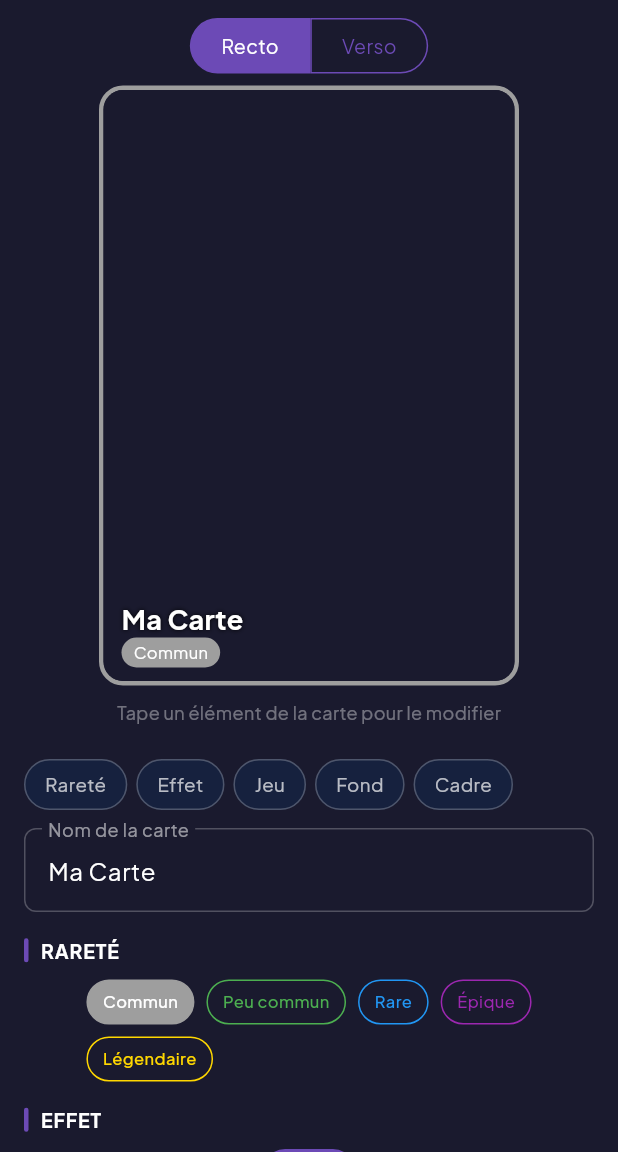
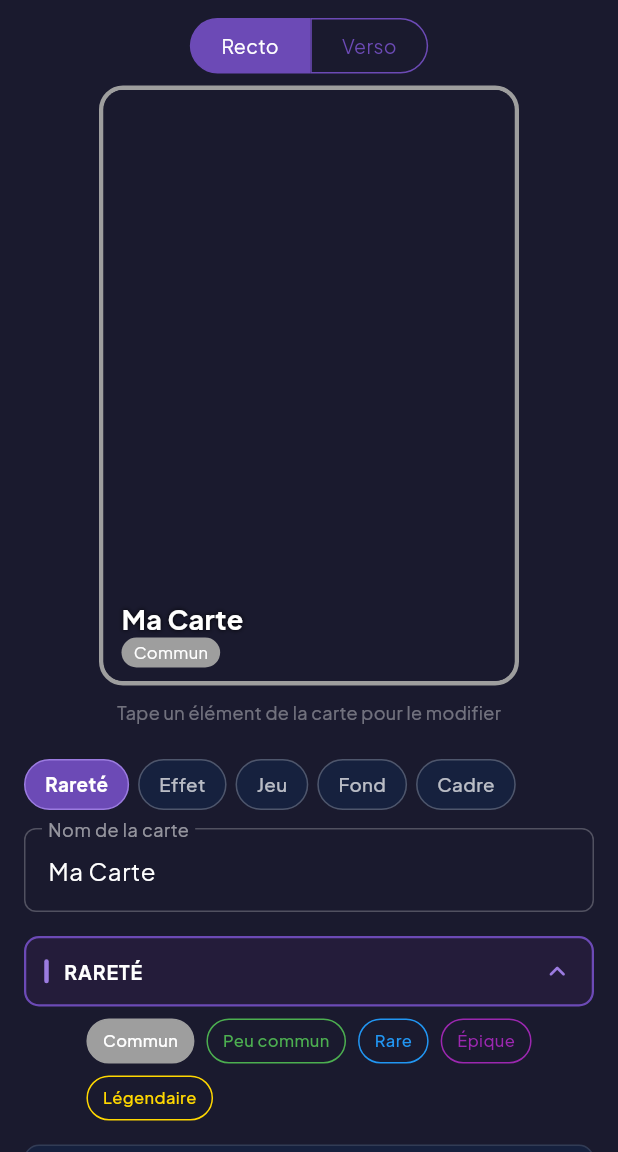
Before and after one commit to williamjallet-cmd/my-tcg-app, a Flutter app: the CardCreatorScreen screen opened directly, on a phone screen of 412 x 824 dp, the part 84-1236 px from its top. Run offline on Flutter 3.47's test engine with Material 3 defaults, Android fonts, the phone set to English and light mode, and no system bars; our stand-ins replace google_fonts, google_sign_in, image_picker, shared_preferences, supabase_flutter; accounts and stored records are empty.

Commit message:
Panneau de reglages en accordeon
Le panneau enchainait 6 sections depliees en permanence : atteindre
« Cadre » demandait de faire defiler des centaines de pixels de reglages
inutiles, et on perdait de vue ce qu'on cherchait.

- Une seule section ouverte a la fois (accordeon). Tout tient desormais
  sur un ecran ; « Rarete » est ouverte par defaut.
- En-tetes transformes en barres pleine largeur, entierement cliquables
  (viser un petit texte au doigt etait penible), avec chevron, fond et
  lisere qui changent selon l'etat ouvert / ferme.
- Ouvrir une section la ramene automatiquement en vue : replier une
  section situee au-dessus la faisait remonter hors de l'ecran.
- La barre de raccourcis OUVRE la section au lieu d'y defiler seulement —
  defiler vers une section repliee n'aurait rien montre. La puce active
  est mise en evidence.

Les boutons d'ajout (Image / Texte / Sticker) restent hors accordeon :
ce sont les actions principales, toujours accessibles.

flutter analyze passe.

Co-Authored-By: Claude Opus 5 <noreply@anthropic.com>

```diff
--- a/lib/card_creator_screen.dart
+++ b/lib/card_creator_screen.dart
@@ -2416,6 +2416,23 @@ class _CardCreatorScreenState extends State<CardCreatorScreen>
   // raccourcis, au lieu de faire défiler à l'aveugle.
   final Map<String, GlobalKey> _sectionKeys = {};
 
+  /// Section actuellement dépliée — une seule à la fois (accordéon).
+  ///
+  /// Le panneau enchaînait 6 sections dépliées en permanence : atteindre
+  /// « Cadre » demandait de faire défiler des centaines de pixels de
+  /// réglages inutiles. En accordéon, tout tient sur un écran.
+  /// `null` = tout replié.
+  String? _openSection = 'Rareté';
+
+  void _toggleSection(String label) {
+    setState(() => _openSection = _openSection == label ? null : label);
+    // Replier une section au-dessus fait « remonter » celle qu'on ouvre :
+    // on la ramène en vue une fois la nouvelle disposition calculée.
+    if (_openSection == label) {
+      WidgetsBinding.instance.addPostFrameCallback((_) => _jumpToSection(label));
+    }
+  }
+
   GlobalKey _keyFor(String label) =>
       _sectionKeys.putIfAbsent(label, () => GlobalKey());
 
@@ -2444,54 +2461,93 @@ class _CardCreatorScreenState extends State<CardCreatorScreen>
         scrollDirection: Axis.horizontal,
         itemCount: labels.length,
         separatorBuilder: (_, __) => const SizedBox(width: 6),
-        itemBuilder:
-            (_, i) => GestureDetector(
-              onTap: () => _jumpToSection(labels[i]),
+        itemBuilder: (_, i) {
+          final active = _openSection == labels[i];
+          return GestureDetector(
+            // Ouvre la section ET y défile : un raccourci qui se contenterait
+            // de défiler vers une section repliée ne montrerait rien.
+            onTap: () {
+              if (!active) _toggleSection(labels[i]);
+            },
             child: Container(
               alignment: Alignment.center,
               padding: const EdgeInsets.symmetric(horizontal: 13),
               decoration: BoxDecoration(
-                  color: const Color(0xFF16213E),
+                color:
+                    active
+                        ? const Color(0xFF6C4AB6)
+                        : const Color(0xFF16213E),
                 borderRadius: BorderRadius.circular(17),
-                  border: Border.all(color: Colors.white24),
+                border: Border.all(
+                  color: active ? const Color(0xFF9B7BE0) : Colors.white24,
+                ),
               ),
               child: Text(
                 labels[i],
-                  style: const TextStyle(color: Colors.white70, fontSize: 12.5),
-                ),
-              ),
-            ),
-      ),
-    );
-  }
-
-  Widget _buildSectionLabel(String label) => Padding(
+                style: TextStyle(
+                  color: active ? Colors.white : Colors.white70,
+                  fontSize: 12.5,
+                  fontWeight: active ? FontWeight.w700 : FontWeight.w500,
+                ),
+              ),
+            ),
+          );
+        },
+      ),
+    );
+  }
+
+  Widget _buildSectionLabel(String label) {
+    final open = _openSection == label;
+    return GestureDetector(
       key: _keyFor(label),
-    padding: const EdgeInsets.only(bottom: 2),
+      behavior: HitTestBehavior.opaque,
+      onTap: () => _toggleSection(label),
+      child: Container(
+        // Barre pleine largeur : toute la ligne est cliquable, pas seulement
+        // le texte — bien plus facile à viser au doigt.
+        width: double.infinity,
+        padding: const EdgeInsets.symmetric(vertical: 11, horizontal: 12),
+        decoration: BoxDecoration(
+          color: open ? const Color(0xFF241C3A) : const Color(0xFF16213E),
+          borderRadius: BorderRadius.circular(10),
+          border: Border.all(
+            color: open ? const Color(0xFF6C4AB6) : Colors.white12,
+            width: open ? 1.5 : 1,
+          ),
+        ),
         child: Row(
           children: [
-        // Liseré coloré : repère visuel fort pour découper le long panneau.
             Container(
               width: 3,
               height: 16,
               decoration: BoxDecoration(
-            color: const Color(0xFF6C4AB6),
+                color: open ? const Color(0xFF9B7BE0) : Colors.white24,
                 borderRadius: BorderRadius.circular(2),
               ),
             ),
-        const SizedBox(width: 8),
-        Text(
+            const SizedBox(width: 10),
+            Expanded(
+              child: Text(
                 label.toUpperCase(),
-          style: const TextStyle(
-            color: Colors.white,
+                style: TextStyle(
+                  color: open ? Colors.white : Colors.white70,
                   fontSize: 13,
                   fontWeight: FontWeight.w700,
                   letterSpacing: 0.6,
                 ),
               ),
-      ],
-    ),
-  );
+            ),
+            Icon(
+              open ? Icons.expand_less_rounded : Icons.expand_more_rounded,
+              color: open ? const Color(0xFF9B7BE0) : Colors.white38,
+              size: 22,
+            ),
+          ],
+        ),
+      ),
+    );
+  }
 
   // ────────────────────────────────────────────────────────
   //   SAUVEGARDE
@@ -2752,6 +2808,7 @@ class _CardCreatorScreenState extends State<CardCreatorScreen>
                     ),
                     const SizedBox(height: 16),
                     _buildSectionLabel('Rareté'),
+                    if (_openSection == 'Rareté') ...[
                     const SizedBox(height: 8),
                     Wrap(
                       spacing: 8,
@@ -2802,8 +2859,10 @@ class _CardCreatorScreenState extends State<CardCreatorScreen>
                             );
                           }).toList(),
                     ),
+                    ],
                     const SizedBox(height: 16),
                     _buildSectionLabel('Effet'),
+                    if (_openSection == 'Effet') ...[
                     const SizedBox(height: 8),
                     Wrap(
                       spacing: 8,
@@ -2843,6 +2902,7 @@ class _CardCreatorScreenState extends State<CardCreatorScreen>
                             );
                           }).toList(),
                     ),
+                    ],
                     const SizedBox(height: 24),
                     Row(
                       children: [
@@ -2897,6 +2957,7 @@ class _CardCreatorScreenState extends State<CardCreatorScreen>
                     const SizedBox(height: 24),
                     // ✨ Bloc 4 : fond du recto
                     _buildSectionLabel('Fond'),
+                    if (_openSection == 'Fond') ...[
                     const SizedBox(height: 8),
                     // ✨ Raccourcis + accès à la palette complète
                     Wrap(
@@ -3086,9 +3147,11 @@ class _CardCreatorScreenState extends State<CardCreatorScreen>
                         ],
                       ),
                     ],
+                    ],
                     const SizedBox(height: 16),
                     // ✨ Bloc 4 : cadre décoratif
                     _buildSectionLabel('Cadre'),
+                    if (_openSection == 'Cadre') ...[
                     const SizedBox(height: 8),
                     Wrap(
                       spacing: 8,
@@ -3134,8 +3197,10 @@ class _CardCreatorScreenState extends State<CardCreatorScreen>
                             );
                           }).toList(),
                     ),
+                    ],
                   ] else ...[
                     _buildSectionLabel('Couleur de fond'),
+                    if (_openSection == 'Couleur de fond') ...[
                     const SizedBox(height: 12),
                     // ✨ Raccourcis + accès à la palette complète
                     Wrap(
@@ -3194,6 +3259,7 @@ class _CardCreatorScreenState extends State<CardCreatorScreen>
                         ),
                       ],
                     ),
+                    ],
                     const SizedBox(height: 16),
                     ElevatedButton.icon(
                       onPressed: () => _pickImage(isBack: true),
```
Also changed, not shown: .claude/settings.local.json. Lines whose indentation alone changed are shown as unchanged.
